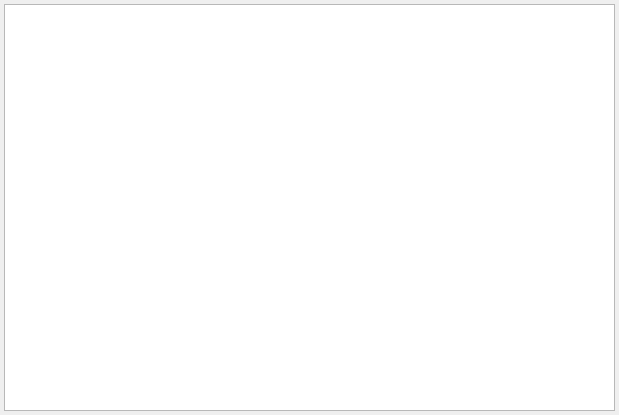
This is mainwindow.ui in cl0ne/resizer-item as Qt 5 draws it before an edit. The edited form follows.
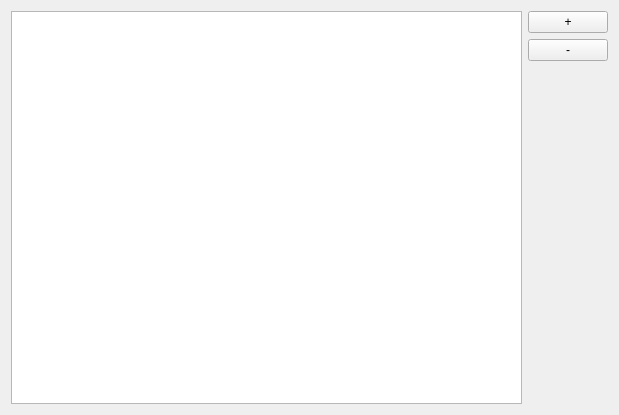
This is the edited form.

```diff
--- a/mainwindow.ui
+++ b/mainwindow.ui
@@ -14,22 +14,37 @@
    <string>Item resizer demo</string>
   </property>
   <widget class="QWidget" name="centralWidget">
-   <layout class="QVBoxLayout" name="verticalLayout">
-    <property name="leftMargin">
-     <number>4</number>
-    </property>
-    <property name="topMargin">
-     <number>4</number>
-    </property>
-    <property name="rightMargin">
-     <number>4</number>
-    </property>
-    <property name="bottomMargin">
-     <number>4</number>
+   <layout class="QHBoxLayout" name="horizontalLayout" stretch="0,0">
+    <property name="sizeConstraint">
+     <enum>QLayout::SetMinimumSize</enum>
     </property>
     <item>
      <widget class="QGraphicsView" name="graphicsView"/>
     </item>
+    <item>
+     <layout class="QVBoxLayout" name="verticalLayout">
+      <property name="sizeConstraint">
+       <enum>QLayout::SetMinimumSize</enum>
+      </property>
+      <item>
+       <widget class="QPushButton" name="plusButton">
+        <property name="text">
+         <string>+</string>
+        </property>
+       </widget>
+      </item>
+      <item>
+       <widget class="QPushButton" name="minusButton">
+        <property name="text">
+         <string>-</string>
+        </property>
+       </widget>
+      </item>
+      <item>
+       <widget class="QWidget" name="widget" native="true"/>
+      </item>
+     </layout>
+    </item>
    </layout>
   </widget>
  </widget>
```
